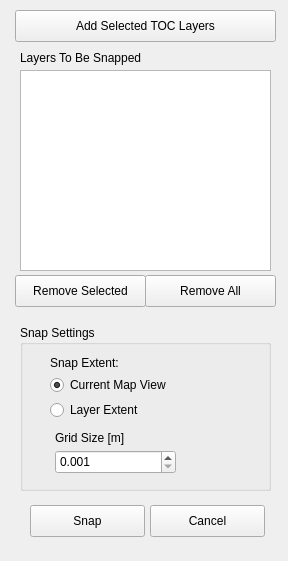
The window that view/SnapToGridWidget.ui (allspatial/vertex-tools) describes before a commit, drawn with Qt 5.
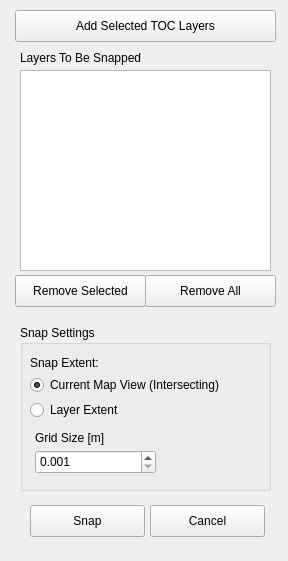
The same window after the commit.

What changed in the file:
```diff
--- a/view/SnapToGridWidget.ui
+++ b/view/SnapToGridWidget.ui
@@ -58,7 +58,7 @@
     <widget class="QRadioButton" name="layerRButton">
      <property name="geometry">
       <rect>
-       <x>30</x>
+       <x>10</x>
        <y>75</y>
        <width>126</width>
        <height>20</height>
@@ -71,14 +71,14 @@
     <widget class="QRadioButton" name="mapExtentRButton">
      <property name="geometry">
       <rect>
-       <x>30</x>
+       <x>10</x>
        <y>50</y>
-       <width>166</width>
+       <width>231</width>
        <height>20</height>
       </rect>
      </property>
      <property name="text">
-      <string>Current Map View</string>
+      <string>Current Map View (Intersecting)</string>
      </property>
      <property name="checked">
       <bool>true</bool>
@@ -87,7 +87,7 @@
     <widget class="QLabel" name="label_6">
      <property name="geometry">
       <rect>
-       <x>35</x>
+       <x>15</x>
        <y>105</y>
        <width>121</width>
        <height>16</height>
@@ -100,7 +100,7 @@
     <widget class="QDoubleSpinBox" name="gridSizeSBox">
      <property name="geometry">
       <rect>
-       <x>35</x>
+       <x>15</x>
        <y>125</y>
        <width>121</width>
        <height>24</height>
@@ -113,7 +113,7 @@
       <double>0.001000000000000</double>
      </property>
      <property name="maximum">
-      <double>5.000000000000000</double>
+      <double>20.000000000000000</double>
      </property>
      <property name="singleStep">
       <double>0.010000000000000</double>
@@ -122,7 +122,7 @@
     <widget class="QLabel" name="label_7">
      <property name="geometry">
       <rect>
-       <x>30</x>
+       <x>10</x>
        <y>30</y>
        <width>126</width>
        <height>16</height>
```
